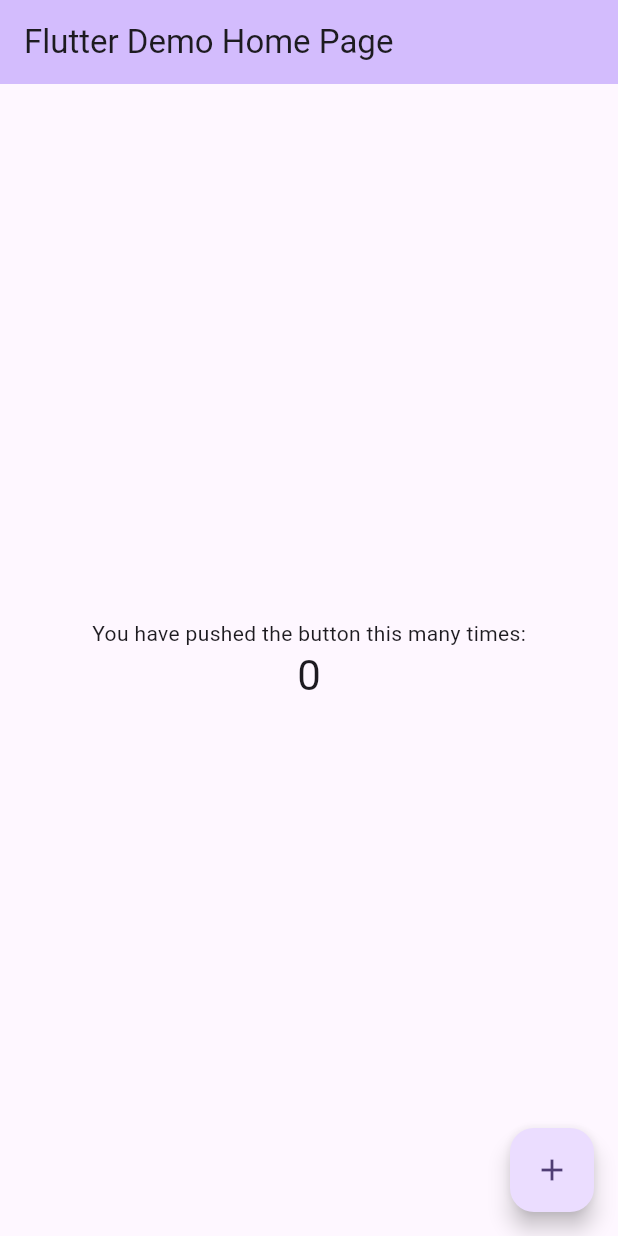
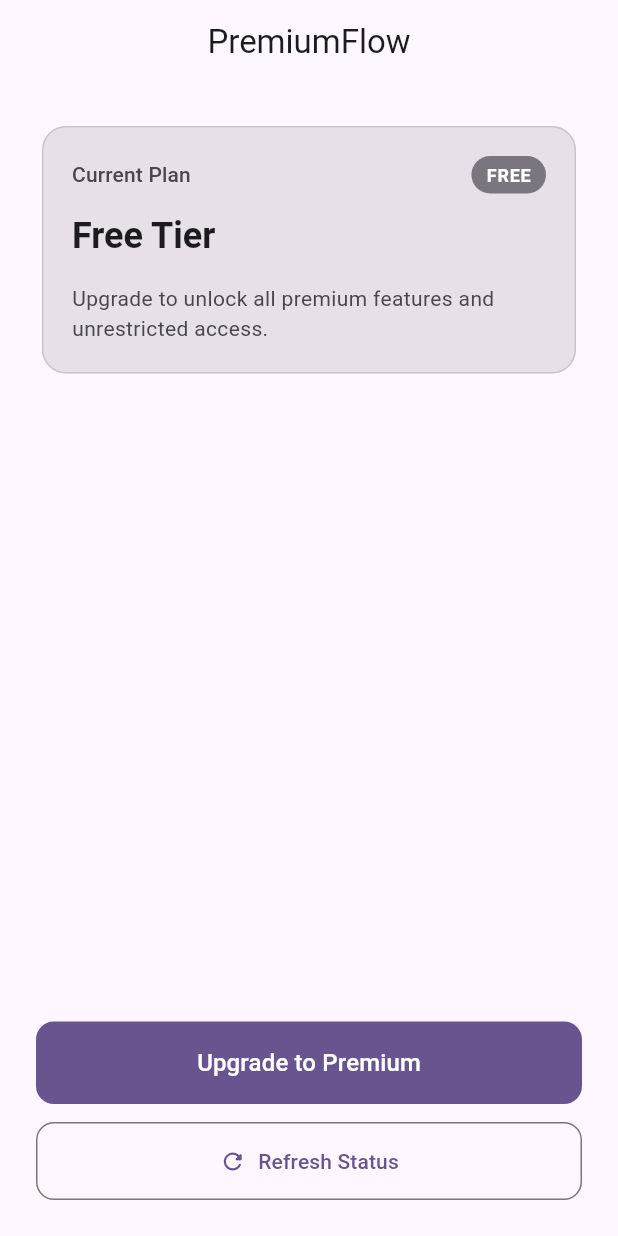
Before and after one commit to Satti201/flutter-revenuecat-subscription-pattern, a Flutter app: the screen it shows after launch, on a phone screen of 412 x 824 dp. Run offline on Flutter 3.47's test engine with Material 3 defaults, Android fonts, the phone set to English and light mode, and no system bars; our stand-ins replace flutter_riverpod; missing offline and left inert: purchases_flutter; statements that could not run were skipped.

Commit message:
feat: add main entry point, subscription home page, and widget tests

```diff
--- /dev/null
+++ b/lib/features/subscription/presentation/pages/home_page.dart
@@ -0,0 +1,235 @@
+import 'package:flutter/material.dart';
+import 'package:flutter_riverpod/flutter_riverpod.dart';
+
+import '../providers/subscription_providers.dart';
+
+class HomePage extends ConsumerWidget {
+  const HomePage({super.key});
+
+  @override
+  Widget build(BuildContext context, WidgetRef ref) {
+    final subscriptionAsync = ref.watch(subscriptionNotifierProvider);
+
+    return Scaffold(
+      appBar: AppBar(
+        title: const Text('PremiumFlow'),
+        centerTitle: true,
+      ),
+      body: subscriptionAsync.when(
+        loading: () => const Center(
+          child: CircularProgressIndicator(),
+        ),
+        error: (error, stack) => Center(
+          child: Padding(
+            padding: const EdgeInsets.all(24.0),
+            child: Column(
+              mainAxisSize: MainAxisSize.min,
+              children: [
+                const Icon(
+                  Icons.error_outline_rounded,
+                  color: Colors.redAccent,
+                  size: 48,
+                ),
+                const SizedBox(height: 16),
+                Text(
+                  error.toString(),
+                  textAlign: TextAlign.center,
+                  style: Theme.of(context).textTheme.bodyLarge,
+                ),
+                const SizedBox(height: 24),
+                FilledButton.icon(
+                  onPressed: () {
+                    ref.read(subscriptionNotifierProvider.notifier).refresh();
+                  },
+                  icon: const Icon(Icons.refresh_rounded),
+                  label: const Text('Retry'),
+                ),
+              ],
+            ),
+          ),
+        ),
+        data: (subscription) {
+          final isPremium = subscription.isPremium;
+
+          return SafeArea(
+            child: Padding(
+              padding: const EdgeInsets.all(24),
+              child: Column(
+                crossAxisAlignment: CrossAxisAlignment.stretch,
+                children: [
+                  Card(
+                    elevation: 0,
+                    shape: RoundedRectangleBorder(
+                      borderRadius: BorderRadius.circular(16),
+                      side: BorderSide(
+                        color: isPremium
+                            ? Theme.of(context).colorScheme.primary
+                            : Theme.of(context).colorScheme.outlineVariant,
+                        width: isPremium ? 2 : 1,
+                      ),
+                    ),
+                    color: isPremium
+                        ? Theme.of(context)
+                            .colorScheme
+                            .primaryContainer
+                            .withAlpha(50)
+                        : Theme.of(context).colorScheme.surfaceContainerHighest,
+                    child: Padding(
+                      padding: const EdgeInsets.all(20),
+                      child: Column(
+                        crossAxisAlignment: CrossAxisAlignment.start,
+                        children: [
+                          Row(
+                            mainAxisAlignment: MainAxisAlignment.spaceBetween,
+                            children: [
+                              Text(
+                                'Current Plan',
+                                style: Theme.of(context)
+                                    .textTheme
+                                    .labelLarge
+                                    ?.copyWith(
+                                      color: Theme.of(context)
+                                          .colorScheme
+                                          .onSurfaceVariant,
+                                    ),
+                              ),
+                              Container(
+                                padding: const EdgeInsets.symmetric(
+                                  horizontal: 10,
+                                  vertical: 4,
+                                ),
+                                decoration: BoxDecoration(
+                                  color: isPremium
+                                      ? Colors.amber.shade700
+                                      : Theme.of(context).colorScheme.outline,
+                                  borderRadius: BorderRadius.circular(20),
+                                ),
+                                child: Text(
+                                  isPremium ? 'PREMIUM' : 'FREE',
+                                  style: const TextStyle(
+                                    color: Colors.white,
+                                    fontWeight: FontWeight.bold,
+                                    fontSize: 12,
+                                    letterSpacing: 0.5,
+                                  ),
+                                ),
+                              ),
+                            ],
+                          ),
+                          const SizedBox(height: 12),
+                          Text(
+                            isPremium ? 'Premium Active' : 'Free Tier',
+                            style: Theme.of(context)
+                                .textTheme
+                                .headlineSmall
+                                ?.copyWith(
+                                  fontWeight: FontWeight.bold,
+                                ),
+                          ),
+                          const SizedBox(height: 16),
+                          if (isPremium) ...[
+                            const Divider(),
+                            const SizedBox(height: 8),
+                            _buildInfoRow(
+                              context,
+                              'Entitlement',
+                              subscription.entitlementId ?? 'Unknown',
+                            ),
+                            const SizedBox(height: 8),
+                            _buildInfoRow(
+                              context,
+                              'Auto-renews',
+                              subscription.willRenew ? 'Yes' : 'No',
+                            ),
+                            if (subscription.expiresAt != null) ...[
+                              const SizedBox(height: 8),
+                              _buildInfoRow(
+                                context,
+                                'Expires',
+                                subscription.expiresAt!
+                                    .toLocal()
+                                    .toString()
+                                    .split('.')
+                                    .first,
+                              ),
+                            ],
+                          ] else ...[
+                            Text(
+                              'Upgrade to unlock all premium features and unrestricted access.',
+                              style: Theme.of(context)
+                                  .textTheme
+                                  .bodyMedium
+                                  ?.copyWith(
+                                    color: Theme.of(context)
+                                        .colorScheme
+                                        .onSurfaceVariant,
+                                  ),
+                            ),
+                          ],
+                        ],
+                      ),
+                    ),
+                  ),
+                  const Spacer(),
+                  FilledButton(
+                    onPressed: () {
+                      // Paywall navigation comes next
+                    },
+                    style: FilledButton.styleFrom(
+                      padding: const EdgeInsets.symmetric(vertical: 16),
+                      shape: RoundedRectangleBorder(
+                        borderRadius: BorderRadius.circular(12),
+                      ),
+                    ),
+                    child: Text(
+                      isPremium
+                          ? 'View Subscription Details'
+                          : 'Upgrade to Premium',
+                      style: const TextStyle(fontSize: 16),
+                    ),
+                  ),
+                  const SizedBox(height: 12),
+                  OutlinedButton.icon(
+                    onPressed: () {
+                      ref
+                          .read(subscriptionNotifierProvider.notifier)
+                          .refresh();
+                    },
+                    icon: const Icon(Icons.refresh_rounded),
+                    label: const Text('Refresh Status'),
+                    style: OutlinedButton.styleFrom(
+                      padding: const EdgeInsets.symmetric(vertical: 16),
+                      shape: RoundedRectangleBorder(
+                        borderRadius: BorderRadius.circular(12),
+                      ),
+                    ),
+                  ),
+                ],
+              ),
+            ),
+          );
+        },
+      ),
+    );
+  }
+
+  Widget _buildInfoRow(BuildContext context, String label, String value) {
+    return Row(
+      mainAxisAlignment: MainAxisAlignment.spaceBetween,
+      children: [
+        Text(
+          label,
+          style: Theme.of(context).textTheme.bodyMedium?.copyWith(
+                color: Theme.of(context).colorScheme.onSurfaceVariant,
+              ),
+        ),
+        Text(
+          value,
+          style: Theme.of(context).textTheme.bodyMedium?.copyWith(
+                fontWeight: FontWeight.w600,
+              ),
+        ),
+      ],
+    );
+  }
+}
--- a/lib/main.dart
+++ b/lib/main.dart
@@ -2,6 +2,7 @@ import 'package:flutter/material.dart';
 import 'package:flutter_riverpod/flutter_riverpod.dart';
 
 import 'core/services/revenuecat_service.dart';
+import 'features/subscription/presentation/pages/home_page.dart';
 
 Future<void> main() async {
   WidgetsFlutterBinding.ensureInitialized();
@@ -18,116 +19,26 @@ Future<void> main() async {
 class MyApp extends StatelessWidget {
   const MyApp({super.key});
 
-  // This widget is the root of your application.
   @override
   Widget build(BuildContext context) {
     return MaterialApp(
-      title: 'Flutter Demo',
+      title: 'PremiumFlow',
+      debugShowCheckedModeBanner: false,
       theme: ThemeData(
-        // This is the theme of your application.
-        //
-        // TRY THIS: Try running your application with "flutter run". You'll see
-        // the application has a purple toolbar. Then, without quitting the app,
-        // try changing the seedColor in the colorScheme below to Colors.green
-        // and then invoke "hot reload" (save your changes or press the "hot
-        // reload" button in a Flutter-supported IDE, or press "r" if you used
-        // the command line to start the app).
-        //
-        // Notice that the counter didn't reset back to zero; the application
-        // state is not lost during the reload. To reset the state, use hot
-        // restart instead.
-        //
-        // This works for code too, not just values: Most code changes can be
-        // tested with just a hot reload.
-        colorScheme: .fromSeed(seedColor: Colors.deepPurple),
+        useMaterial3: true,
+        colorScheme: ColorScheme.fromSeed(
+          seedColor: Colors.deepPurple,
+          brightness: Brightness.light,
+        ),
       ),
-      home: const MyHomePage(title: 'Flutter Demo Home Page'),
+      darkTheme: ThemeData(
+        useMaterial3: true,
+        colorScheme: ColorScheme.fromSeed(
+          seedColor: Colors.deepPurple,
+          brightness: Brightness.dark,
+        ),
+      ),
+      home: const HomePage(),
     );
   }
 }
-
-class MyHomePage extends StatefulWidget {
-  const MyHomePage({super.key, required this.title});
-
-  // This widget is the home page of your application. It is stateful, meaning
-  // that it has a State object (defined below) that contains fields that affect
-  // how it looks.
-
-  // This class is the configuration for the state. It holds the values (in this
-  // case the title) provided by the parent (in this case the App widget) and
-  // used by the build method of the State. Fields in a Widget subclass are
-  // always marked "final".
-
-  final String title;
-
-  @override
-  State<MyHomePage> createState() => _MyHomePageState();
-}
-
-class _MyHomePageState extends State<MyHomePage> {
-  int _counter = 0;
-
-  void _incrementCounter() {
-    setState(() {
-      // This call to setState tells the Flutter framework that something has
-      // changed in this State, which causes it to rerun the build method below
-      // so that the display can reflect the updated values. If we changed
-      // _counter without calling setState(), then the build method would not be
-      // called again, and so nothing would appear to happen.
-      _counter++;
-    });
-  }
-
-  @override
-  Widget build(BuildContext context) {
-    // This method is rerun every time setState is called, for instance as done
-    // by the _incrementCounter method above.
-    //
-    // The Flutter framework has been optimized to make rerunning build methods
-    // fast, so that you can just rebuild anything that needs updating rather
-    // than having to individually change instances of widgets.
-    return Scaffold(
-      appBar: AppBar(
-        // TRY THIS: Try changing the color here to a specific color (to
-        // Colors.amber, perhaps?) and trigger a hot reload to see the AppBar
-        // change color while the other colors stay the same.
-        backgroundColor: Theme.of(context).colorScheme.inversePrimary,
-        // Here we take the value from the MyHomePage object that was created by
-        // the App.build method, and use it to set our appbar title.
-        title: Text(widget.title),
-      ),
-      body: Center(
-        // Center is a layout widget. It takes a single child and positions it
-        // in the middle of the parent.
-        child: Column(
-          // Column is also a layout widget. It takes a list of children and
-          // arranges them vertically. By default, it sizes itself to fit its
-          // children horizontally, and tries to be as tall as its parent.
-          //
-          // Column has various properties to control how it sizes itself and
-          // how it positions its children. Here we use mainAxisAlignment to
-          // center the children vertically; the main axis here is the vertical
-          // axis because Columns are vertical (the cross axis would be
-          // horizontal).
-          //
-          // TRY THIS: Invoke "debug painting" (choose the "Toggle Debug Paint"
-          // action in the IDE, or press "p" in the console), to see the
-          // wireframe for each widget.
-          mainAxisAlignment: .center,
-          children: [
-            const Text('You have pushed the button this many times:'),
-            Text(
-              '$_counter',
-              style: Theme.of(context).textTheme.headlineMedium,
-            ),
-          ],
-        ),
-      ),
-      floatingActionButton: FloatingActionButton(
-        onPressed: _incrementCounter,
-        tooltip: 'Increment',
-        child: const Icon(Icons.add),
-      ),
-    );
-  }
-}
```
Also changed, not shown: 1 other file.
